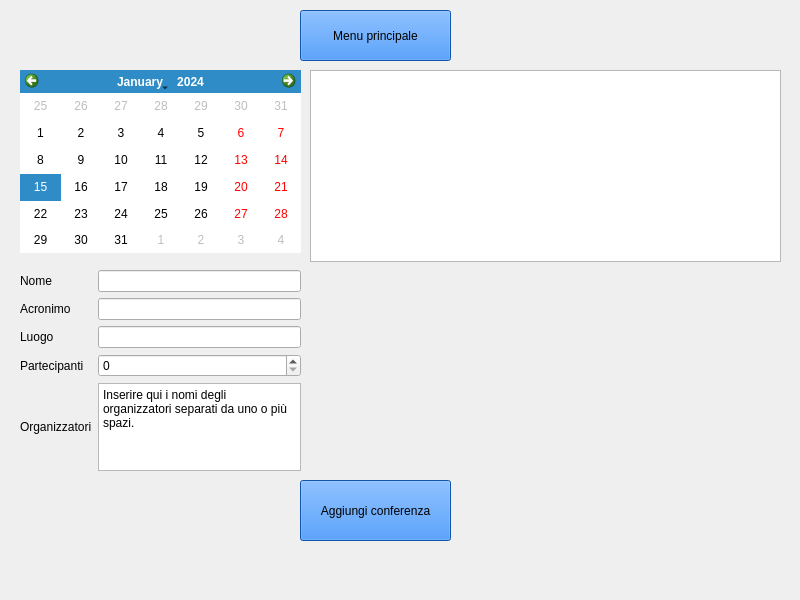
Qt form mainwindow.ui (FranckRedery/PROGETTO_PO) before a commit.
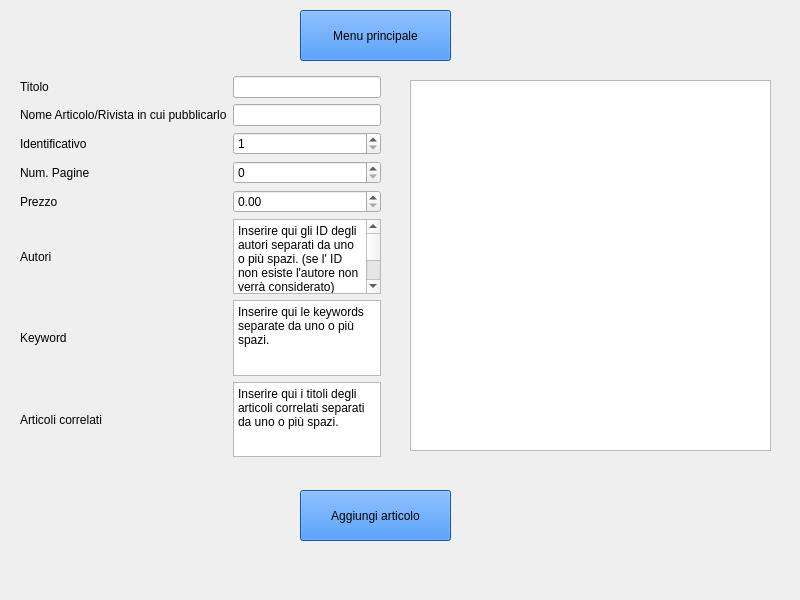
The same form after that commit.

```diff
--- a/mainwindow.ui
+++ b/mainwindow.ui
@@ -30,7 +30,7 @@
      <string notr="true"/>
     </property>
     <property name="currentIndex">
-     <number>3</number>
+     <number>4</number>
     </property>
     <widget class="QWidget" name="pagina_principale">
      <widget class="QWidget" name="layoutWidget">
@@ -389,7 +389,7 @@
         <x>310</x>
         <y>70</y>
         <width>471</width>
-        <height>192</height>
+        <height>401</height>
        </rect>
       </property>
      </widget>
@@ -441,7 +441,11 @@
         </widget>
        </item>
        <item row="3" column="1">
-        <widget class="QSpinBox" name="num_partecipanti_conferenza"/>
+        <widget class="QSpinBox" name="num_partecipanti_conferenza">
+         <property name="maximum">
+          <number>999999999</number>
+         </property>
+        </widget>
        </item>
        <item row="4" column="0">
         <widget class="QLabel" name="label_organizzatori">
@@ -462,6 +466,172 @@
       </layout>
      </widget>
     </widget>
+    <widget class="QWidget" name="pagina_articoli">
+     <widget class="QPushButton" name="pulsante_torna_al_menu">
+      <property name="geometry">
+       <rect>
+        <x>300</x>
+        <y>10</y>
+        <width>151</width>
+        <height>51</height>
+       </rect>
+      </property>
+      <property name="styleSheet">
+       <string notr="true">background-color: rgb(24,119,242);</string>
+      </property>
+      <property name="text">
+       <string>Menu principale</string>
+      </property>
+     </widget>
+     <widget class="QListWidget" name="lista_di_articoli">
+      <property name="geometry">
+       <rect>
+        <x>410</x>
+        <y>80</y>
+        <width>361</width>
+        <height>371</height>
+       </rect>
+      </property>
+     </widget>
+     <widget class="QPushButton" name="pushButton">
+      <property name="geometry">
+       <rect>
+        <x>300</x>
+        <y>490</y>
+        <width>151</width>
+        <height>51</height>
+       </rect>
+      </property>
+      <property name="styleSheet">
+       <string notr="true">background-color: rgb(24,119,242);</string>
+      </property>
+      <property name="text">
+       <string>Aggiungi articolo</string>
+      </property>
+     </widget>
+     <widget class="QWidget" name="">
+      <property name="geometry">
+       <rect>
+        <x>20</x>
+        <y>76</y>
+        <width>361</width>
+        <height>381</height>
+       </rect>
+      </property>
+      <layout class="QGridLayout" name="gridLayout_7">
+       <item row="4" column="0">
+        <widget class="QLabel" name="label_5">
+         <property name="text">
+          <string>Prezzo</string>
+         </property>
+        </widget>
+       </item>
+       <item row="7" column="0">
+        <widget class="QLabel" name="label_8">
+         <property name="text">
+          <string>Articoli correlati</string>
+         </property>
+        </widget>
+       </item>
+       <item row="2" column="0">
+        <widget class="QLabel" name="label_3">
+         <property name="text">
+          <string>Identificativo</string>
+         </property>
+        </widget>
+       </item>
+       <item row="5" column="0">
+        <widget class="QLabel" name="label_6">
+         <property name="text">
+          <string>Autori</string>
+         </property>
+        </widget>
+       </item>
+       <item row="6" column="0">
+        <widget class="QLabel" name="label_7">
+         <property name="text">
+          <string>Keyword</string>
+         </property>
+        </widget>
+       </item>
+       <item row="1" column="0">
+        <widget class="QLabel" name="label_2">
+         <property name="text">
+          <string>Nome Articolo/Rivista in cui pubblicarlo</string>
+         </property>
+        </widget>
+       </item>
+       <item row="0" column="0">
+        <widget class="QLabel" name="label">
+         <property name="text">
+          <string>Titolo</string>
+         </property>
+        </widget>
+       </item>
+       <item row="3" column="0">
+        <widget class="QLabel" name="label_4">
+         <property name="text">
+          <string>Num. Pagine</string>
+         </property>
+        </widget>
+       </item>
+       <item row="0" column="1">
+        <widget class="QLineEdit" name="titolo_articolo_linedit"/>
+       </item>
+       <item row="1" column="1">
+        <widget class="QLineEdit" name="nome_pubblicazione_articolo_linedit"/>
+       </item>
+       <item row="2" column="1">
+        <widget class="QSpinBox" name="identificativo_articolo_linedit">
+         <property name="minimum">
+          <number>1</number>
+         </property>
+         <property name="maximum">
+          <number>999999999</number>
+         </property>
+        </widget>
+       </item>
+       <item row="3" column="1">
+        <widget class="QSpinBox" name="numpagine_articolo_linedit">
+         <property name="maximum">
+          <number>99999</number>
+         </property>
+        </widget>
+       </item>
+       <item row="4" column="1">
+        <widget class="QDoubleSpinBox" name="prezzoarticolo_linedit">
+         <property name="maximum">
+          <double>99999999.989999994635582</double>
+         </property>
+        </widget>
+       </item>
+       <item row="5" column="1">
+        <widget class="QPlainTextEdit" name="plaintext_autori_di_articolo">
+         <property name="plainText">
+          <string>Inserire qui gli ID degli autori separati da uno o più spazi. (se l' ID non esiste l'autore non verrà considerato)
+esempio : 1  2   3   4 
+</string>
+         </property>
+        </widget>
+       </item>
+       <item row="6" column="1">
+        <widget class="QPlainTextEdit" name="plaintext_keyword_di_articolo">
+         <property name="plainText">
+          <string>Inserire qui le keywords separate da uno o più spazi.
+</string>
+         </property>
+        </widget>
+       </item>
+       <item row="7" column="1">
+        <widget class="QPlainTextEdit" name="plaintext_articoli_correlati_di_articolo">
+         <property name="plainText">
+          <string>Inserire qui i titoli degli articoli correlati separati da uno o più spazi.</string>
+         </property>
+        </widget>
+       </item>
+      </layout>
+     </widget>
+    </widget>
    </widget>
   </widget>
   <widget class="QMenuBar" name="menubar">
```
Left out of the diff: 58 changed lines with no effect on the pictures.
